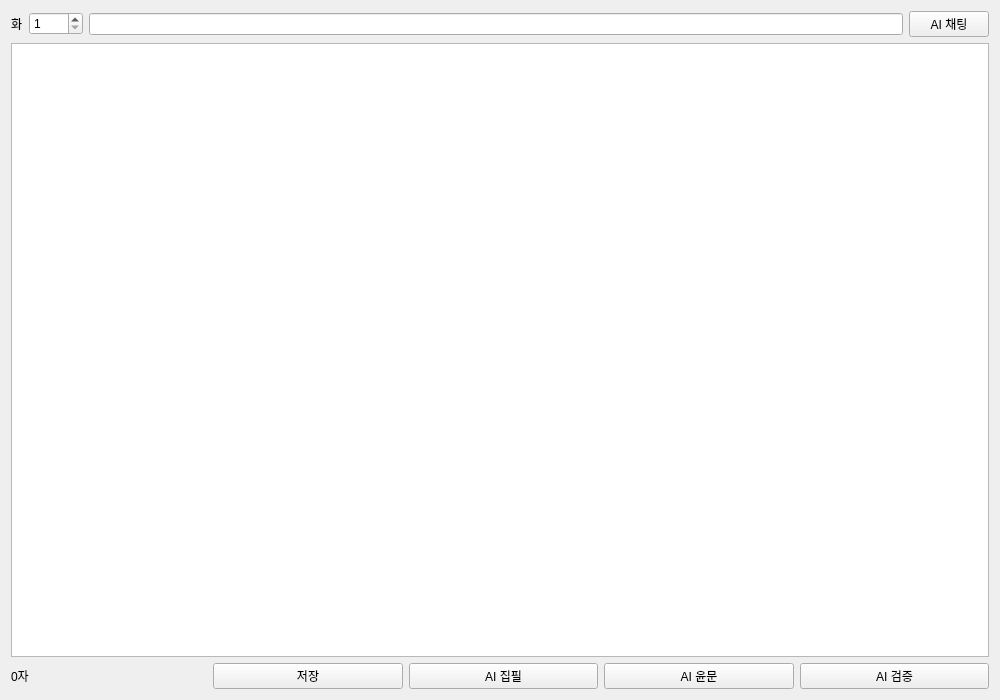
This is novel_studio/ui/forms/manuscript.ui in Donian-kor/Novel_Studio_v0.1 as Qt 5 draws it before an edit. The edited form follows.
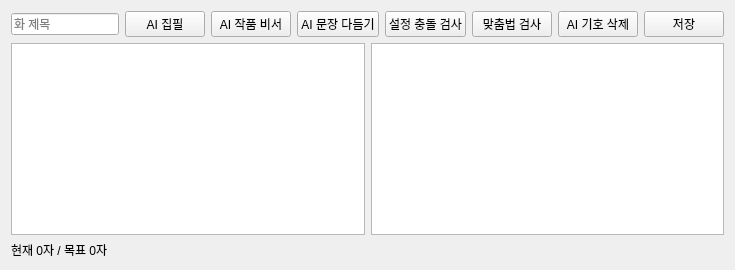
This is the edited form.

Diff of the .ui file:
```diff
--- a/novel_studio/ui/forms/manuscript.ui
+++ b/novel_studio/ui/forms/manuscript.ui
@@ -1,9 +1,28 @@
 <?xml version="1.0" encoding="UTF-8"?>
 <ui version="4.0">
- <class>QWidget</class>
- <widget class="QWidget" name="ManuscriptView">
-  <property name="geometry"><rect><x>0</x><y>0</y><width>1000</width><height>700</height></rect></property>
-<layout class="QVBoxLayout" name="root"><item><layout class="QHBoxLayout" name="top"><item><widget class="QLabel" name="chapterLabel"><property name="text"><string>화</string></property></widget></item><item><widget class="QSpinBox" name="chapterSpin"><property name="minimum"><number>1</number></property><property name="maximum"><number>9999</number></property></widget></item><item><widget class="QLineEdit" name="titleEdit"/></item><item><widget class="QPushButton" name="chatButton"><property name="text"><string>AI 채팅</string></property></widget></item></layout></item><item><widget class="QPlainTextEdit" name="editor"><property name="readOnly"><bool>false</bool></property></widget></item><item><layout class="QHBoxLayout" name="bottom"><item><widget class="QLabel" name="countLabel"><property name="text"><string>0자</string></property></widget></item><item><spacer name="s"><property name="orientation"><enum>Qt::Horizontal</enum></property></spacer></item><item><widget class="QPushButton" name="saveButton"><property name="text"><string>저장</string></property></widget></item><item><widget class="QPushButton" name="writeButton"><property name="text"><string>AI 집필</string></property></widget></item><item><widget class="QPushButton" name="reviseButton"><property name="text"><string>AI 윤문</string></property></widget></item><item><widget class="QPushButton" name="checkButton"><property name="text"><string>AI 검증</string></property></widget></item></layout></item></layout>
+ <class>ManuscriptPage</class>
+ <widget class="QWidget" name="ManuscriptPage">
+  <layout class="QVBoxLayout" name="l">
+   <item>
+    <layout class="QHBoxLayout" name="top">
+     <item><widget class="QLineEdit" name="titleEdit"><property name="placeholderText"><string>화 제목</string></property></widget></item>
+     <item><widget class="QPushButton" name="writeBtn"><property name="text"><string>AI 집필</string></property></widget></item>
+     <item><widget class="QPushButton" name="chatBtn"><property name="text"><string>AI 작품 비서</string></property></widget></item>
+     <item><widget class="QPushButton" name="reviseBtn"><property name="text"><string>AI 문장 다듬기</string></property></widget></item>
+     <item><widget class="QPushButton" name="checkBtn"><property name="text"><string>설정 충돌 검사</string></property></widget></item>
+     <item><widget class="QPushButton" name="spellBtn"><property name="text"><string>맞춤법 검사</string></property></widget></item>
+     <item><widget class="QPushButton" name="cleanBtn"><property name="text"><string>AI 기호 삭제</string></property></widget></item>
+     <item><widget class="QPushButton" name="saveBtn"><property name="text"><string>저장</string></property></widget></item>
+    </layout>
+   </item>
+   <item>
+    <layout class="QHBoxLayout" name="work">
+     <item><widget class="QListWidget" name="chapterList"/></item>
+     <item><widget class="QPlainTextEdit" name="editor"/></item>
+    </layout>
+   </item>
+   <item><widget class="QLabel" name="countLabel"><property name="text"><string>현재 0자 / 목표 0자</string></property></widget></item>
+  </layout>
  </widget>
  <resources/><connections/>
 </ui>
```
Left out of the diff: 4 changed lines with no effect on the pictures.
